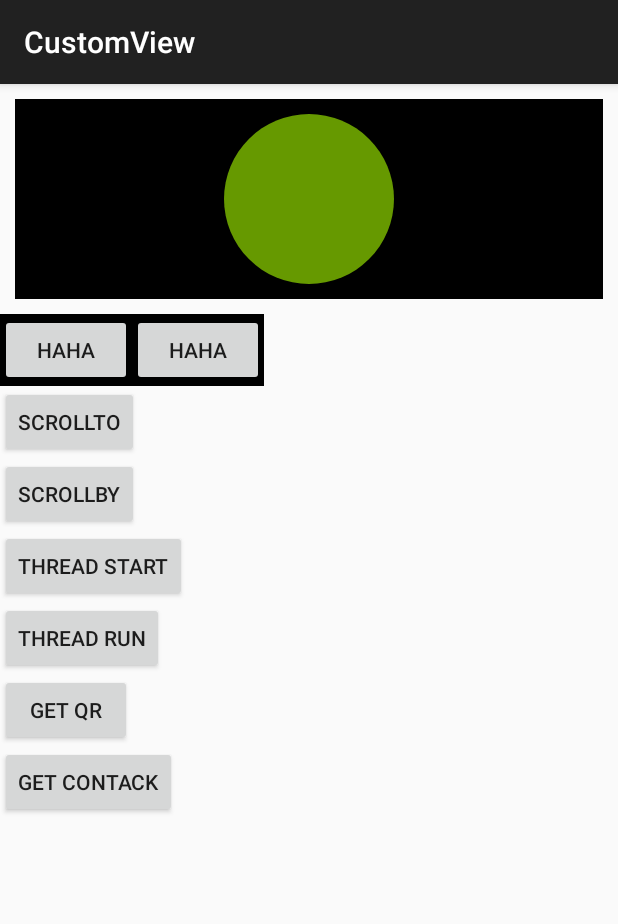
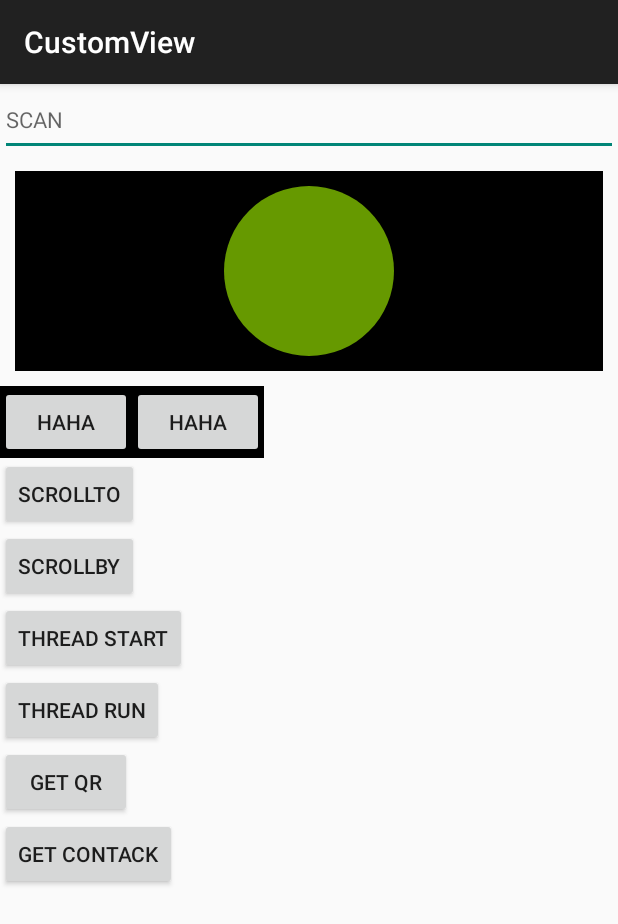
Before and after one commit to aptentity/AndroidDemo, an Android app: the CustomViewActivity screen opened directly, with no data from a screen before it, on a phone screen of 412 x 824 dp. Shown: the top 924 px of the screen. Run offline under Robolectric (Android 15) with nearby library versions, the phone set to English and light mode, and no system bars.

Commit message:
增加可以自定义hint textsize的edittext

```diff
--- /dev/null
+++ b/app/src/main/java/com/borg/mvp/view/widget/MyEditText.java
@@ -0,0 +1,50 @@
+package com.borg.mvp.view.widget;
+
+import android.content.Context;
+import android.content.res.TypedArray;
+import android.text.SpannableString;
+import android.text.Spanned;
+import android.text.SpannedString;
+import android.text.style.AbsoluteSizeSpan;
+import android.util.AttributeSet;
+import android.widget.EditText;
+
+import com.borg.androidemo.R;
+import com.borg.mvp.utils.LogHelper;
+
+/**
+ * Created by Gulliver(feilong) on 16/2/3.
+ */
+public class MyEditText extends EditText{
+    private final String TAG = MyEditText.class.getSimpleName();
+    public MyEditText(Context context) {
+        this(context, null);
+    }
+
+    public MyEditText(Context context, AttributeSet attrs) {
+        // 这里构造方法也很重要，不加这个很多属性不能再XML里面定义
+        this(context, attrs, android.R.attr.editTextStyle);
+    }
+    int hintTextSize = 15;
+    public MyEditText(Context context, AttributeSet attrs, int defStyle) {
+        super(context, attrs, defStyle);
+        TypedArray a = context.obtainStyledAttributes(attrs, R.styleable.MyEditText);
+        hintTextSize = a.getDimensionPixelSize(R.styleable.MyEditText_hint_textSize, hintTextSize);
+        LogHelper.d(TAG,"hint text size="+hintTextSize);
+        hintTextSize = (int)a.getDimension(R.styleable.MyEditText_hint_textSize, hintTextSize);
+        LogHelper.d(TAG,"hint text size="+hintTextSize);
+        init();
+    }
+
+    private void init(){
+        String hint = getHint().toString();
+        // 新建一个可以添加属性的文本对象
+        SpannableString ss = new SpannableString(hint);
+        // 新建一个属性对象,设置文字的大小
+        AbsoluteSizeSpan ass = new AbsoluteSizeSpan(hintTextSize);
+        // 附加属性到文本
+        ss.setSpan(ass, 0, ss.length(), Spanned.SPAN_EXCLUSIVE_EXCLUSIVE);
+        // 设置hint
+        setHint(new SpannedString(ss)); // 一定要进行转换,否则属性会消失
+    }
+}
--- a/app/src/main/res/layout/activity_custom_view.xml
+++ b/app/src/main/res/layout/activity_custom_view.xml
@@ -5,6 +5,12 @@
     android:layout_height="match_parent"
     android:orientation="vertical"
     tools:context="com.borg.mvp.view.CustomViewActivity">
+    <com.borg.mvp.view.widget.MyEditText
+        android:layout_width="fill_parent"
+        android:layout_height="wrap_content"
+        android:textSize="20sp"
+        app:hint_textSize="15sp"
+        android:hint="@string/action_scan"/>
     <com.borg.mvp.view.widget.CircleView
         android:layout_width="fill_parent"
         android:layout_height="wrap_content"
--- a/app/src/main/res/values/attrs.xml
+++ b/app/src/main/res/values/attrs.xml
@@ -4,4 +4,8 @@
     <declare-styleable name="CircleView">
         <attr name="cicle_color" format="color"></attr>
     </declare-styleable>
+
+    <declare-styleable name="MyEditText">
+        <attr name="hint_textSize" format="dimension"></attr>
+    </declare-styleable>
 </resources>
```
